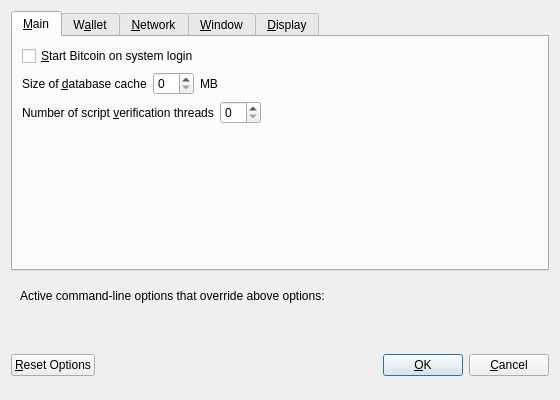
First picture: the form in src/qt/forms/optionsdialog.ui, repository krugercoin-project/krugercoin, before the edit.
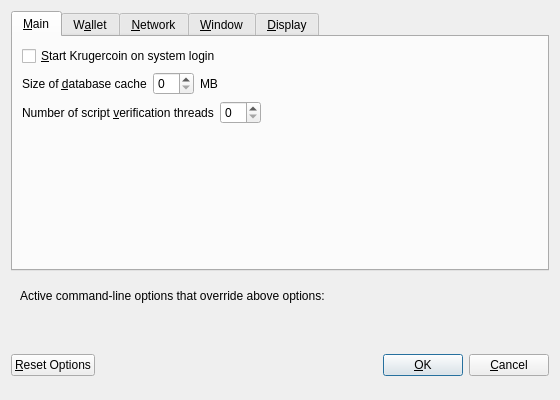
Second picture: the form after the edit. Custom widgets are drawn as their Qt base class.

Commit message: Change Bitcoin strings to Krugercoin. Keeping copyright notices intact.

What changed in the file:
```diff
--- a/src/qt/forms/optionsdialog.ui
+++ b/src/qt/forms/optionsdialog.ui
@@ -33,7 +33,7 @@
           <string>Automatically start Bitcoin after logging in to the system.</string>
          </property>
          <property name="text">
-          <string>&amp;Start Bitcoin on system login</string>
+          <string>&amp;Start Krugercoin on system login</string>
          </property>
         </widget>
        </item>
```
Left out of the diff: 14 changed lines with no effect on the pictures. The commit also changes 254 other files.
